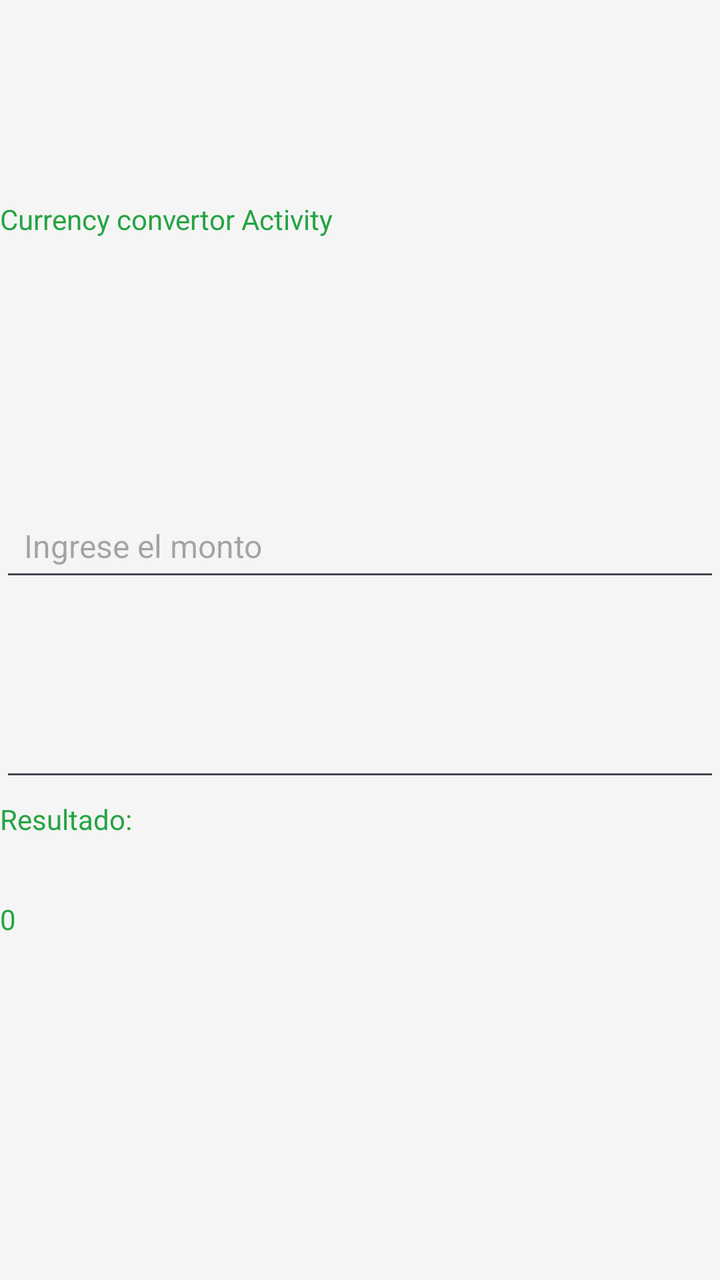
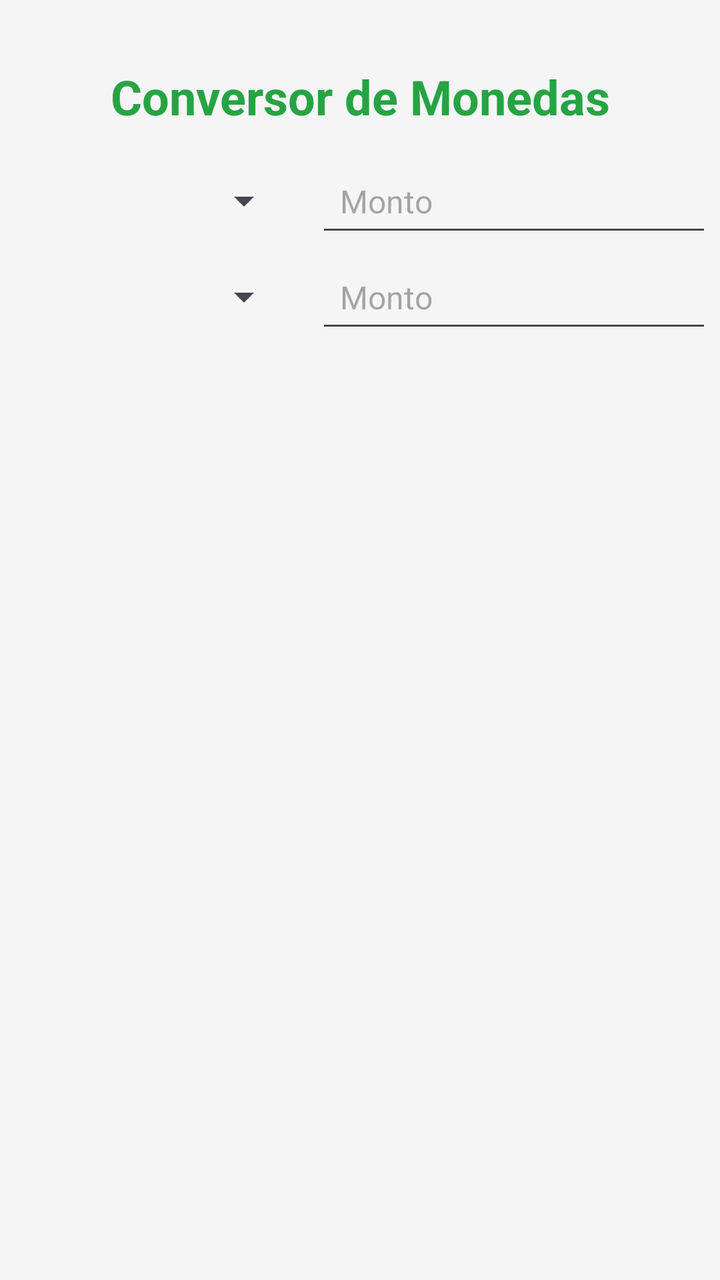

Screens rendered from an Android XML layout before and after an edit, with the pre-edit source and the edit as a unified diff.
<!-- AndroidManifest.xml: application theme Theme.TP_final_v1 -->
<!-- res/layout/activity_money_convertor.xml -->
<?xml version="1.0" encoding="utf-8"?>
<androidx.constraintlayout.widget.ConstraintLayout xmlns:android="http://schemas.android.com/apk/res/android"
    xmlns:app="http://schemas.android.com/apk/res-auto"
    xmlns:tools="http://schemas.android.com/tools"
    android:id="@+id/main"
    android:layout_width="match_parent"
    android:layout_height="match_parent"
    android:background="@color/beigeclaro"
    tools:context=".MoneyConvertor">

    <TextView
        android:id="@+id/textoinicial"
        android:layout_width="match_parent"
        android:layout_height="match_parent"
        android:text="Currency convertor Activity"
        android:textColor="@color/backgreen"
        app:layout_constraintTop_toTopOf="parent"
        app:layout_constraintStart_toStartOf="parent"
        app:layout_constraintEnd_toEndOf="parent"
        android:layout_marginTop="100dp"/>

    <EditText
        android:id="@+id/inputCurrencyOrigin"
        android:layout_width="match_parent"
        android:layout_height="wrap_content"
        android:hint="Ingrese el monto"
        android:inputType="textPersonName"
        android:padding="12dp"
        android:textSize="16sp"
        app:layout_constraintTop_toTopOf="parent"
        app:layout_constraintStart_toStartOf="parent"
        app:layout_constraintEnd_toEndOf="parent"
        android:layout_marginTop="250dp"/>

    <EditText
        android:id="@+id/inputCurrencyDestination"
        android:layout_width="match_parent"
        android:layout_height="wrap_content"
        android:inputType="textPersonName"
        android:padding="12dp"
        android:textSize="16sp"
        app:layout_constraintTop_toTopOf="parent"
        app:layout_constraintStart_toStartOf="parent"
        app:layout_constraintEnd_toEndOf="parent"
        android:layout_marginTop="350dp"/>

    <TextView
        android:id="@+id/resultado"
        android:layout_width="match_parent"
        android:layout_height="match_parent"
        android:text="Resultado: "
        android:textColor="@color/backgreen"
        app:layout_constraintTop_toTopOf="parent"
        app:layout_constraintStart_toStartOf="parent"
        app:layout_constraintEnd_toEndOf="parent"
        android:layout_marginTop="400dp"/>

    <TextView
        android:id="@+id/montoResultado"
        android:layout_width="match_parent"
        android:layout_height="match_parent"
        android:text="0"
        android:textColor="@color/backgreen"
        app:layout_constraintTop_toTopOf="parent"
        app:layout_constraintStart_toStartOf="parent"
        app:layout_constraintEnd_toEndOf="parent"
        android:layout_marginTop="450dp"/>


</androidx.constraintlayout.widget.ConstraintLayout>
<!-- resources referenced by this layout -->
<resources>
  <color name="backgreen">#26A443</color>
  <color name="beigeclaro">#F5F5F5</color>
  <style name="Theme.TP_final_v1" parent="Base.Theme.TP_final_v1" />
  <style name="Base.Theme.TP_final_v1" parent="Theme.Material3.DayNight.NoActionBar">
          
          
      </style>
</resources>

<!-- the commit's change to res/layout/activity_money_convertor.xml (unified diff, before → after) -->
@@ -1,5 +1,6 @@
 <?xml version="1.0" encoding="utf-8"?>
-<androidx.constraintlayout.widget.ConstraintLayout xmlns:android="http://schemas.android.com/apk/res/android"
+<androidx.constraintlayout.widget.ConstraintLayout
+    xmlns:android="http://schemas.android.com/apk/res/android"
     xmlns:app="http://schemas.android.com/apk/res-auto"
     xmlns:tools="http://schemas.android.com/tools"
     android:id="@+id/main"
@@ -8,63 +9,77 @@
     android:background="@color/beigeclaro"
     tools:context=".MoneyConvertor">
 
+    
     <TextView
         android:id="@+id/textoinicial"
-        android:layout_width="match_parent"
-        android:layout_height="match_parent"
-        android:text="Currency convertor Activity"
+        android:layout_width="0dp"
+        android:layout_height="wrap_content"
+        android:text="Conversor de Monedas"
+        android:textSize="24sp"
         android:textColor="@color/backgreen"
+        android:textStyle="bold"
+        android:gravity="center"
         app:layout_constraintTop_toTopOf="parent"
         app:layout_constraintStart_toStartOf="parent"
         app:layout_constraintEnd_toEndOf="parent"
-        android:layout_marginTop="100dp"/>
+        android:layout_marginTop="32dp"/>
+
+    
+    <Spinner
+        android:id="@+id/spinnerMonedaOrigen"
+        android:layout_width="0dp"
+        android:layout_height="wrap_content"
+        app:layout_constraintStart_toStartOf="parent"
+        app:layout_constraintEnd_toStartOf="@+id/inputCurrency1"
+        app:layout_constraintTop_toBottomOf="@id/textoinicial"
+        android:layout_marginStart="16dp"
+        android:layout_marginEnd="8dp"
+        android:layout_marginTop="24dp"
+        app:layout_constraintWidth_percent="0.35"/>
 
     <EditText
-        android:id="@+id/inputCurrencyOrigin"
-        android:layout_width="match_parent"
+        android:id="@+id/inputCurrency1"
+        android:layout_width="0dp"
         android:layout_height="wrap_content"
-        android:hint="Ingrese el monto"
-        android:inputType="textPersonName"
+        android:hint="Monto"
+        android:inputType="numberDecimal"
         android:padding="12dp"
         android:textSize="16sp"
-        app:layout_constraintTop_toTopOf="parent"
+        android:singleLine="true"
+        app:layout_constraintStart_toEndOf="@id/spinnerMonedaOrigen"
+        app:layout_constraintEnd_toEndOf="parent"
+        app:layout_constraintTop_toTopOf="@id/spinnerMonedaOrigen"
+        app:layout_constraintBottom_toBottomOf="@id/spinnerMonedaOrigen"
+        app:layout_constraintWidth_percent="0.55"/>
+
+    
+    <Spinner
+        android:id="@+id/spinnerMonedaDestino"
+        android:layout_width="0dp"
+        android:layout_height="wrap_content"
         app:layout_constraintStart_toStartOf="parent"
-        app:layout_constraintEnd_toEndOf="parent"
-        android:layout_marginTop="250dp"/>
+        app:layout_constraintEnd_toStartOf="@+id/inputCurrency2"
+        app:layout_constraintTop_toBottomOf="@id/spinnerMonedaOrigen"
+        android:layout_marginStart="16dp"
+        android:layout_marginEnd="8dp"
+        android:layout_marginTop="24dp"
+        app:layout_constraintWidth_percent="0.35"/>
 
     <EditText
-        android:id="@+id/inputCurrencyDestination"
-        android:layout_width="match_parent"
+        android:id="@+id/inputCurrency2"
+        android:layout_width="0dp"
         android:layout_height="wrap_content"
-        android:inputType="textPersonName"
+        android:hint="Monto"
+        android:inputType="numberDecimal"
         android:padding="12dp"
         android:textSize="16sp"
-        app:layout_constraintTop_toTopOf="parent"
-        app:layout_constraintStart_toStartOf="parent"
+        android:singleLine="true"
+        app:layout_constraintStart_toEndOf="@id/spinnerMonedaDestino"
         app:layout_constraintEnd_toEndOf="parent"
-        android:layout_marginTop="350dp"/>
+        app:layout_constraintTop_toTopOf="@id/spinnerMonedaDestino"
+        app:layout_constraintBottom_toBottomOf="@id/spinnerMonedaDestino"
+        app:layout_constraintWidth_percent="0.55"/>
 
-    <TextView
-        android:id="@+id/resultado"
-        android:layout_width="match_parent"
-        android:layout_height="match_parent"
-        android:text="Resultado: "
-        android:textColor="@color/backgreen"
-        app:layout_constraintTop_toTopOf="parent"
-        app:layout_constraintStart_toStartOf="parent"
-        app:layout_constraintEnd_toEndOf="parent"
-        android:layout_marginTop="400dp"/>
-
-    <TextView
-        android:id="@+id/montoResultado"
-        android:layout_width="match_parent"
-        android:layout_height="match_parent"
-        android:text="0"
-        android:textColor="@color/backgreen"
-        app:layout_constraintTop_toTopOf="parent"
-        app:layout_constraintStart_toStartOf="parent"
-        app:layout_constraintEnd_toEndOf="parent"
-        android:layout_marginTop="450dp"/>
 
 
 </androidx.constraintlayout.widget.ConstraintLayout>
